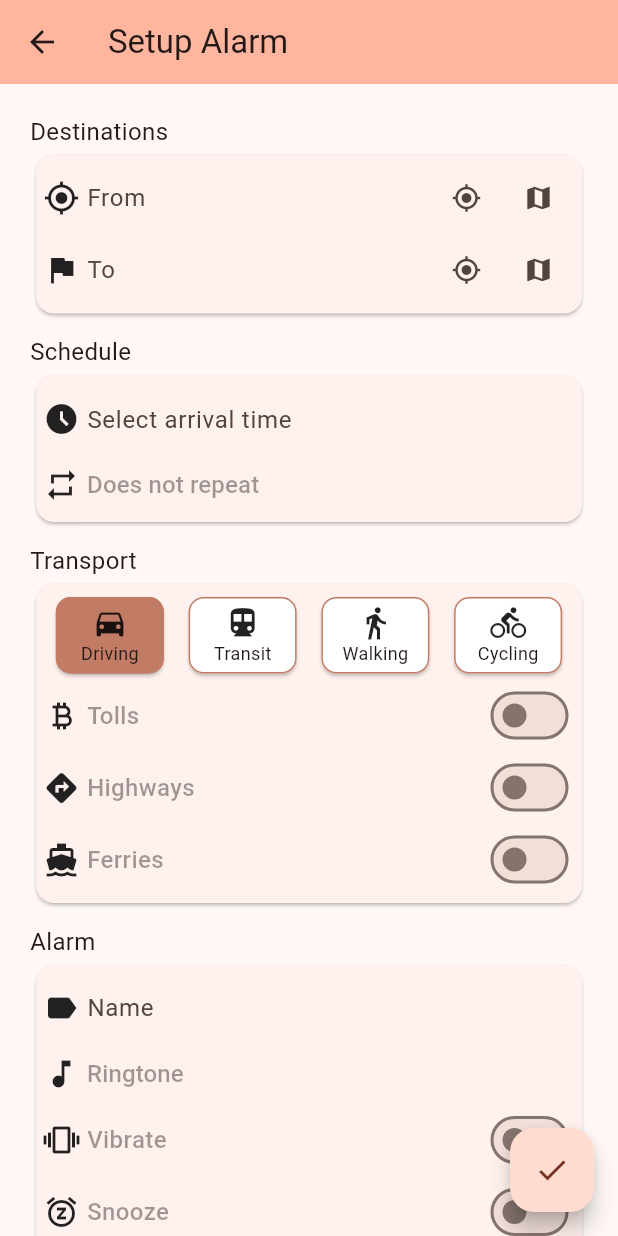
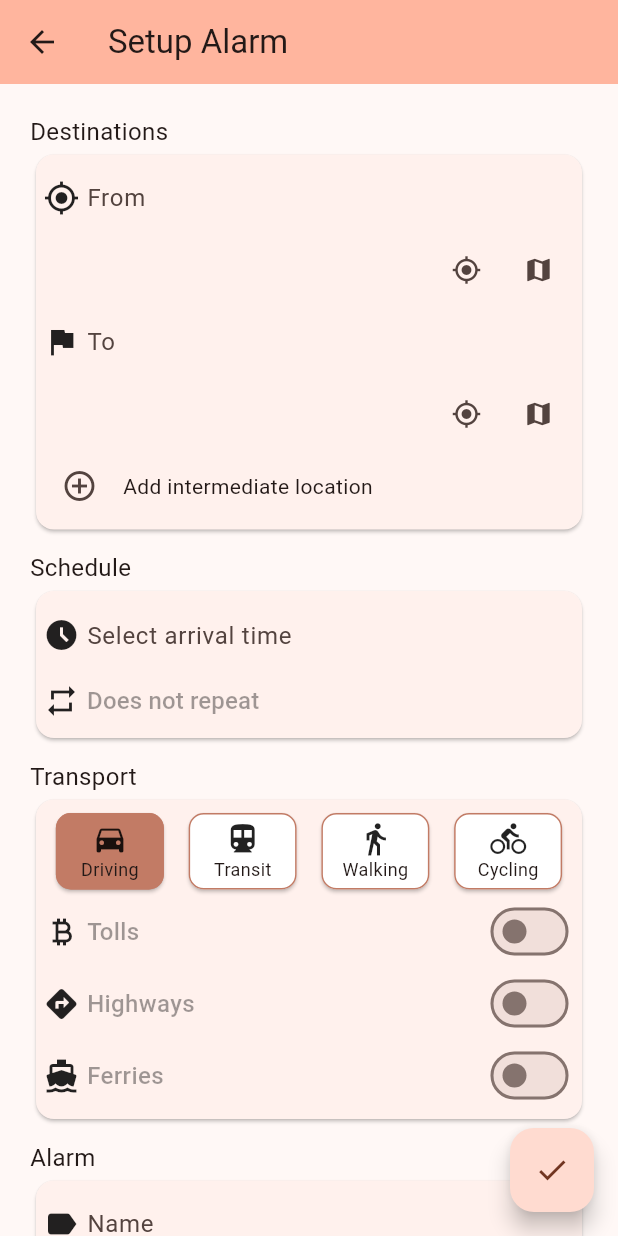
Before and after one commit to Rikenunes8/feup-s-TimeToLeaveAlarm, a Flutter app: the AlarmPage screen opened by its route, after a tap on the "check" icon, on a phone screen of 412 x 824 dp. Run offline on Flutter 3.47's test engine with Material 3 defaults, Android fonts, the phone set to English and light mode, and no system bars; drawn by our look-alikes of date_field; our stand-ins replace geolocator, google_maps_flutter, google_places_flutter, sqflite; missing offline and left inert: android_alarm_manager_plus, android_intent_plus; accounts and stored records are empty.

Commit message:
calculate distance with intermediate destinations (without saving for now)

```diff
--- a/time_to_leave_alarm/lib/components/alarm_settings_address_tile.dart
+++ b/time_to_leave_alarm/lib/components/alarm_settings_address_tile.dart
@@ -7,21 +7,46 @@ class AlarmSettingsAddressTile extends StatelessWidget {
   final String hintText;
   final IconData icon;
   final TextEditingController controller;
+  final bool removable;
+  final void Function()? onRemove;
 
   const AlarmSettingsAddressTile(
-      {Key? key, this.hintText = "", required this.icon, required this.controller})
+      {Key? key, this.hintText = "", required this.icon, required this.controller, this.removable = false, this.onRemove = null})
       : super(key: key);
 
-  @override
-  Widget build(BuildContext context) {
+  Widget _buildAddressTile(BuildContext context) {
     return Row(
       children: [
         Icon(icon),
         const SizedBox(width: 5),
-        Expanded(child: AutoCompleteTextField(controller: controller, hintText: hintText)),
-        MyLocationButton(then: (address) => {controller.text = address}, iconSize: 20),
-        MapLocationButton(then: (address) => {controller.text = address}, iconSize: 20),
+        Expanded(child: AutoCompleteTextField(controller: controller, hintText: hintText))
+      ]
+    );
+  }
+
+  Widget _buildAdressButtons(BuildContext) {
+    return Row(children: [
+      MyLocationButton(then: (address) => {controller.text = address}, iconSize: 20),
+      MapLocationButton(then: (address) => {controller.text = address}, iconSize: 20),
+      if (removable)
+        IconButton(
+          onPressed: onRemove,
+          icon: const Icon(Icons.clear),
+        ),
+    ],
+    mainAxisAlignment: MainAxisAlignment.end
+    );
+  }
+
+  @override
+  Widget build(BuildContext context) {
+    return Column(
+      mainAxisAlignment: MainAxisAlignment.spaceBetween,
+      children: [
+        _buildAddressTile(context),
+        _buildAdressButtons(context),
       ],
+
     );
   }
 }
--- a/time_to_leave_alarm/lib/controllers/api/requests/calculate_distance.dart
+++ b/time_to_leave_alarm/lib/controllers/api/requests/calculate_distance.dart
@@ -7,7 +7,8 @@ import 'package:http/http.dart' as http;
 calculateDistance(
     {required String origin,
     required String destination,
-    required Function(int) then}) {
+    required Function(int) then,
+    List<String> intermediateLocations = const []}) {
   if (googleDistanceAPIKey == '') {
     debugPrint('Google Distance API Key not configured. Using mock data');
     then(2342);
@@ -16,6 +17,14 @@ calculateDistance(
       'key': googleDistanceAPIKey,
       'fields': 'routes.distanceMeters,routes.duration',
     };
+
+    var intermediates = intermediateLocations.map((e) {
+      return {
+        'address': e,
+        'via': true,
+      };
+    }).toList();
+
     final queryParameters = {
       'destination': {
         'address': destination,
@@ -23,16 +32,9 @@ calculateDistance(
       'origin': {
         'address': origin,
       },
-      // 'intermediates': [
-      //   {
-      //     'location': {
-      //       'address': 'Faculdade de Engenharia da Universidade do Porto',
-      //     }
-      //    'via': true/false
-      //   }
-      // ],
-
+      if (intermediateLocations.isNotEmpty) 'intermediates': intermediates,
       'travelMode': 'DRIVE',
+      'routingPreference': 'TRAFFIC_AWARE',
       'routeModifiers': {
         'avoidTolls': false,
         'avoidHighways': false,
--- a/time_to_leave_alarm/lib/views/alarm_page.dart
+++ b/time_to_leave_alarm/lib/views/alarm_page.dart
@@ -80,6 +80,10 @@ class _AlarmPageState extends State<AlarmPage> {
       floatingActionButton: FloatingActionButton(
         onPressed: () => calculateDistance(
             origin: destinationsController.fromController.text.toString(),
+            intermediateLocations: destinationsController
+                .intermediateControllers
+                .map((e) => e.text.toString())
+                .toList(),
             destination: destinationsController.toController.text.toString(),
             then: (time) async {
               final arrivalTimeString =
--- a/time_to_leave_alarm/lib/views/alarm_settings/destinations_section.dart
+++ b/time_to_leave_alarm/lib/views/alarm_settings/destinations_section.dart
@@ -3,32 +3,109 @@ import 'package:time_to_leave_alarm/components/alarm_settings_address_tile.dart'
 import 'package:time_to_leave_alarm/components/alarm_settings_section.dart';
 import 'package:time_to_leave_alarm/models/alarm.dart';
 
+
+class AddIntermediateLocationButton extends StatelessWidget {
+  final IconData icon;
+  final void Function()? onPressed;
+
+  const AddIntermediateLocationButton(
+      {super.key, required this.icon, this.onPressed});
+
+  @override
+  Widget build(BuildContext context) {
+    return Row(children: [
+      IconButton(onPressed: onPressed, icon: Icon(icon)),
+      const SizedBox(width: 5),
+      const Text("Add intermediate location"),
+    ]);
+  }
+}
+
 class DestinationsSection extends StatefulWidget {
   final DestinationsController controller;
 
-  const DestinationsSection({Key? key, required this.controller}) : super(key: key);
+  const DestinationsSection({Key? key, required this.controller})
+      : super(key: key);
 
   @override
   State<DestinationsSection> createState() => _DestinationsSectionState();
 }
 
 class _DestinationsSectionState extends State<DestinationsSection> {
+  addIntermediateLocation() {
+    if (!canAddIntermediateLocationButton()) {
+      // Show snackbar with message
+      ScaffoldMessenger.of(context).showSnackBar(const SnackBar(
+          content: Text(
+              'Please fill in all fields before adding a new intermediate location')));
+      return;
+    }
+
+    final intermediateController = TextEditingController();
+    widget.controller.intermediateControllers.add(intermediateController);
+
+    setState(() {});
+  }
+
+  removeIntermediateLocation(TextEditingController controller) {
+    widget.controller.intermediateControllers.remove(controller);
+    controller.dispose();
+    setState(() {});
+  }
+
+  bool anyIntermediateLocationIsEmpty() {
+    for (final controller in widget.controller.intermediateControllers) {
+      if (controller.text.isEmpty) {
+        return true;
+      }
+    }
+    return false;
+  }
+
+  canAddIntermediateLocationButton() {
+    return (widget.controller.intermediateControllers.length < 10 &&
+        widget.controller.toController.text.isNotEmpty &&
+        widget.controller.fromController.text.isNotEmpty &&
+        !anyIntermediateLocationIsEmpty());
+  }
 
   @override
   Widget build(BuildContext context) {
     return AlarmSettingsSection(sectionTitle: "Destinations", children: [
-      AlarmSettingsAddressTile(icon: Icons.my_location, hintText: "From", controller: widget.controller.fromController,),
-      AlarmSettingsAddressTile(icon: Icons.flag, hintText: "To", controller: widget.controller.toController,),
+      AlarmSettingsAddressTile(
+        icon: Icons.my_location,
+        hintText: "From",
+        controller: widget.controller.fromController,
+      ),
+      for (final controller in widget.controller.intermediateControllers)
+        AlarmSettingsAddressTile(
+          icon: Icons.circle_outlined,
+          hintText: "Intermediate",
+          controller: controller,
+          removable: true,
+          onRemove: () => removeIntermediateLocation(controller),
+        ),
+      AlarmSettingsAddressTile(
+        icon: Icons.flag,
+        hintText: "To",
+        controller: widget.controller.toController,
+      ),
+      AddIntermediateLocationButton(
+          icon: Icons.add_circle_outline, onPressed: addIntermediateLocation)
     ]);
   }
 }
 
 class DestinationsController {
+  final List<TextEditingController> intermediateControllers = [];
   final TextEditingController fromController = TextEditingController();
   final TextEditingController toController = TextEditingController();
 
   void dispose() {
     fromController.dispose();
+    for (final controller in intermediateControllers) {
+      controller.dispose();
+    }
     toController.dispose();
   }
 
```
